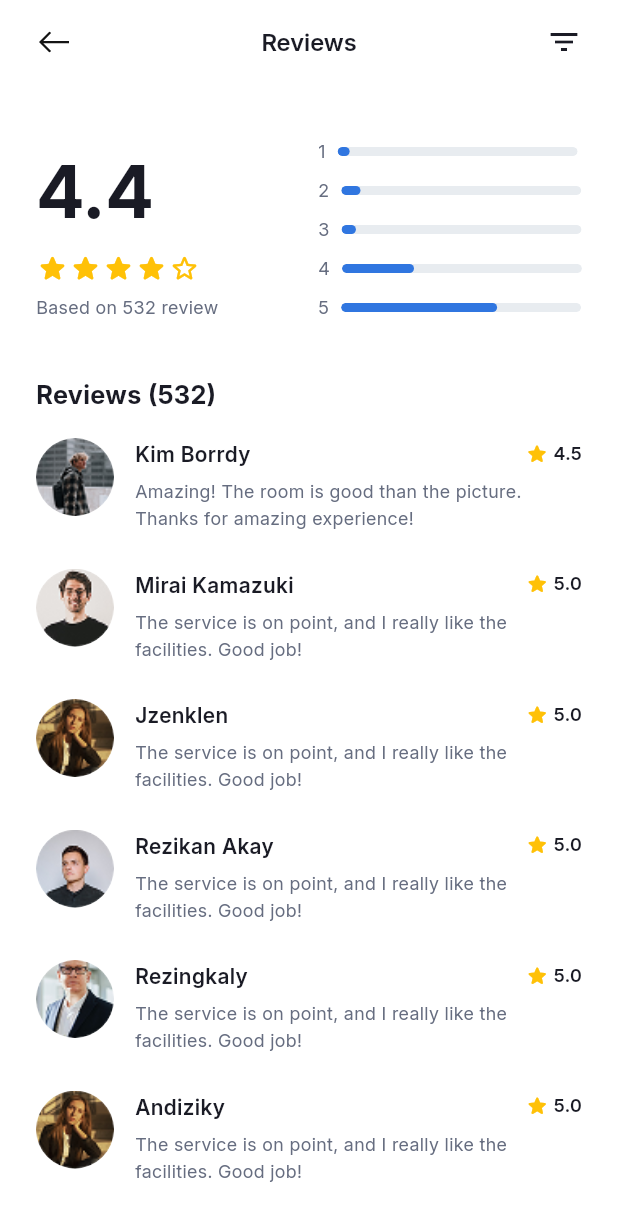
After one commit to sohaib-khalifa/grand_hotel, a Flutter app: the ReviewsScreen screen opened directly, on a phone screen of 412 x 824 dp. The commit adds this screen. Shown: the top 1221 px of the screen. Run offline on Flutter 3.47's test engine with Material 3 defaults, Android fonts, the phone set to English and light mode, and no system bars; our stand-ins replace calendar_date_picker2, flutter_svg.

Commit message:
feat(Reviews): add reviews screen with rating summary and dummy data
- Implement ReviewsScreen layout
- Add rating summary section with progress bars
- Display overall rating and total reviews
- Create ReviewModel and dummy review data
- Integrate ReviewCard list rendering
- Apply consistent styling with design system

```diff
--- a/lib/core/constants/app_images.dart
+++ b/lib/core/constants/app_images.dart
@@ -14,4 +14,9 @@ class AppImages {
   // Images
   static const String astonVillHotel = 'assets/images/aston-vill-hotel.png';
   static const String illustrationSvg = 'assets/images/illustration.svg';
+  static const String jzenklen = 'assets/images/jzenklen.png';
+  static const String kimBorrdy = 'assets/images/kim-borrdy.png';
+  static const String miraiKamazuki = 'assets/images/mirai-kamazuki.png';
+  static const String rezikanAkay = 'assets/images/rezikan-akay.png';
+  static const String rezingkaly = 'assets/images/rezingkaly.png';
 }
--- /dev/null
+++ b/lib/features/main_menu/data/review_model.dart
@@ -0,0 +1,55 @@
+import 'package:grand_hotel/core/constants/app_images.dart';
+
+class ReviewModel {
+  final String name;
+  final String imagePath;
+  final double rating;
+  final String comment;
+
+  const ReviewModel({
+    required this.name,
+    required this.imagePath,
+    required this.rating,
+    required this.comment,
+  });
+}
+
+// ── Dummy Data ──────────────────────────────────────────
+final List<ReviewModel> dummyReviews = [
+  ReviewModel(
+    name: 'Kim Borrdy',
+    imagePath: AppImages.kimBorrdy,
+    rating: 4.5,
+    comment: 'Amazing! The room is good than the picture. Thanks for amazing experience!',
+  ),
+  ReviewModel(
+    name: 'Mirai Kamazuki',
+    imagePath: AppImages.miraiKamazuki,
+    rating: 5.0,
+    comment: 'The service is on point, and I really like the facilities. Good job!',
+  ),
+  ReviewModel(
+    name: 'Jzenklen',
+    imagePath: AppImages.jzenklen,
+    rating: 5.0,
+    comment: 'The service is on point, and I really like the facilities. Good job!',
+  ),
+  ReviewModel(
+    name: 'Rezikan Akay',
+    imagePath: AppImages.rezikanAkay,
+    rating: 5.0,
+    comment: 'The service is on point, and I really like the facilities. Good job!',
+  ),
+  ReviewModel(
+    name: 'Rezingkaly',
+    imagePath: AppImages.rezingkaly,
+    rating: 5.0,
+    comment: 'The service is on point, and I really like the facilities. Good job!',
+  ),
+  ReviewModel(
+    name: 'Andiziky',
+    imagePath: AppImages.jzenklen,
+    rating: 5.0,
+    comment: 'The service is on point, and I really like the facilities. Good job!',
+  ),
+];
--- /dev/null
+++ b/lib/features/main_menu/screens/reviews_screen.dart
@@ -0,0 +1,193 @@
+import 'package:flutter/material.dart';
+
+import 'package:grand_hotel/core/constants/app_images.dart';
+// import 'package:grand_hotel/core/functions/navigation.dart';
+import 'package:grand_hotel/core/styles/app_color.dart';
+import 'package:grand_hotel/core/styles/app_text_style.dart';
+import 'package:grand_hotel/core/widgets/custom_svg_picture.dart';
+import 'package:grand_hotel/features/main_menu/data/review_model.dart';
+import 'package:grand_hotel/features/main_menu/widgets/review_card.dart';
+
+class ReviewsScreen extends StatelessWidget {
+  const ReviewsScreen({super.key});
+
+  static const double _overallRating = 4.4;
+  static const int _totalReviews = 532;
+  static const Map<int, double> _ratingBars = {
+    1: 0.05,
+    2: 0.08,
+    3: 0.06,
+    4: 0.30,
+    5: 0.65,
+  };
+
+  Widget _buildRatingBar(int star) {
+    return Padding(
+      padding: const EdgeInsets.symmetric(vertical: 4),
+      child: Row(
+        children: [
+          Text(
+            '$star',
+            style: AppTextStyles.interBodyXSmallRegular.copyWith(
+              color: AppColors.grey500,
+            ),
+          ),
+          const SizedBox(width: 8),
+          SizedBox(
+            width: 160,
+            height: 6,
+            child: ClipRRect(
+              borderRadius: BorderRadius.circular(4),
+              child: Container(
+                width: 160,
+                height: 6,
+                decoration: BoxDecoration(
+                  color: const Color(0xFFE8ECF0),
+                  borderRadius: BorderRadius.circular(20),
+                ),
+                child: FractionallySizedBox(
+                  alignment: Alignment.centerLeft,
+                  widthFactor: _ratingBars[star] ?? 0,
+                  child: Container(
+                    decoration: BoxDecoration(
+                      color: AppColors.primary600,
+                      borderRadius: BorderRadius.circular(20),
+                    ),
+                  ),
+                ),
+              ),
+              // child: LinearProgressIndicator(
+              //   value: _ratingBars[star] ?? 0,
+              //   backgroundColor: const Color(0xFFE8ECF0),
+              //   valueColor: AlwaysStoppedAnimation<Color>(AppColors.primary600),
+              // ),
+            ),
+          ),
+        ],
+      ),
+    );
+  }
+
+  @override
+  Widget build(BuildContext context) {
+    return Scaffold(
+      backgroundColor: AppColors.white,
+      appBar: AppBar(
+        surfaceTintColor: Colors.transparent,
+        backgroundColor: AppColors.white,
+        elevation: 0,
+        leadingWidth: 56,
+        centerTitle: true,
+        leading: Align(
+          alignment: Alignment.centerRight,
+          child: IconButton(
+            style: IconButton.styleFrom(
+              fixedSize: const Size(40, 40),
+              padding: EdgeInsets.zero,
+              tapTargetSize: MaterialTapTargetSize.shrinkWrap,
+            ),
+            onPressed: () {},
+            icon: CustomSvgPicture(
+              path: AppImages.customArrowBackSvg,
+              color: AppColors.black,
+              width: 20,
+              height: 14,
+            ),
+          ),
+        ),
+        title: Text(
+          'Reviews',
+          style: AppTextStyles.interBodyMediumSemibold.copyWith(
+            color: AppColors.grey800,
+          ),
+        ),
+        actions: [
+          IconButton(
+            onPressed: () {},
+            icon: const Icon(Icons.filter_list, color: AppColors.grey800),
+          ),
+          const SizedBox(width: 12),
+        ],
+      ),
+      body: SingleChildScrollView(
+        padding: const EdgeInsets.symmetric(horizontal: 24, vertical: 16),
+        child: Column(
+          crossAxisAlignment: CrossAxisAlignment.start,
+          children: [
+            const SizedBox(height: 16),
+
+            // ── Rating Summary ────────────────────────────
+            Row(
+              crossAxisAlignment: CrossAxisAlignment.center,
+              children: [
+                // Left
+                Column(
+                  crossAxisAlignment: CrossAxisAlignment.start,
+                  children: [
+                    Text(
+                      '$_overallRating',
+                      style: AppTextStyles.interBodyMediumSemibold.copyWith(
+                        color: AppColors.grey800,
+                        fontSize: 48,
+                        fontWeight: FontWeight.w800,
+                      ),
+                    ),
+                    const SizedBox(height: 4),
+                    Row(
+                      children: List.generate(
+                        5,
+                        (i) => Icon(
+                          i < _overallRating.floor()
+                              ? Icons.star_rounded
+                              : Icons.star_outline_rounded,
+                          size: 22,
+                          color: const Color(0xFFFFC107),
+                        ),
+                      ),
+                    ),
+                    const SizedBox(height: 6),
+                    Text(
+                      'Based on $_totalReviews review',
+                      style: AppTextStyles.interBodyXSmallRegular.copyWith(
+                        color: AppColors.grey500,
+                      ),
+                    ),
+                  ],
+                ),
+
+                const Spacer(),
+
+                // Right: rating bars
+                Column(
+                  crossAxisAlignment: CrossAxisAlignment.start,
+                  children: [1, 2, 3, 4, 5].map(_buildRatingBar).toList(),
+                ),
+              ],
+            ),
+
+            const SizedBox(height: 32),
+
+            // ── Reviews List ──────────────────────────────
+            Text(
+              'Reviews ($_totalReviews)',
+              style: AppTextStyles.interBodySmallSemibold.copyWith(
+                color: AppColors.grey800,
+                fontSize: 17,
+                fontWeight: FontWeight.w700,
+              ),
+            ),
+            const SizedBox(height: 16),
+
+            ListView.builder(
+              shrinkWrap: true,
+              physics: const NeverScrollableScrollPhysics(),
+              itemCount: dummyReviews.length,
+              itemBuilder: (context, index) =>
+                  ReviewCard(review: dummyReviews[index]),
+            ),
+          ],
+        ),
+      ),
+    );
+  }
+}
--- /dev/null
+++ b/lib/features/main_menu/widgets/review_card.dart
@@ -0,0 +1,75 @@
+import 'package:flutter/material.dart';
+import 'package:grand_hotel/core/styles/app_color.dart';
+import 'package:grand_hotel/core/styles/app_text_style.dart';
+import 'package:grand_hotel/features/main_menu/data/review_model.dart';
+
+class ReviewCard extends StatelessWidget {
+  const ReviewCard({super.key, required this.review});
+  final ReviewModel review;
+
+  @override
+  Widget build(BuildContext context) {
+    return Padding(
+      padding: const EdgeInsets.only(bottom: 24),
+      child: Row(
+        crossAxisAlignment: CrossAxisAlignment.start,
+        children: [
+          // Avatar
+          ClipOval(
+            child: Image.asset(
+              review.imagePath, // 👈 صورة الشخص هنا
+              width: 52,
+              height: 52,
+              fit: BoxFit.cover,
+            ),
+          ),
+          const SizedBox(width: 14),
+
+          // Content
+          Expanded(
+            child: Column(
+              crossAxisAlignment: CrossAxisAlignment.start,
+              children: [
+                Row(
+                  mainAxisAlignment: MainAxisAlignment.spaceBetween,
+                  children: [
+                    Text(
+                      review.name,
+                      style: AppTextStyles.interBodySmallSemibold.copyWith(
+                        color: AppColors.grey800,
+                      ),
+                    ),
+                    Row(
+                      children: [
+                        const Icon(
+                          Icons.star_rounded,
+                          size: 16,
+                          color: Color(0xFFFFC107),
+                        ),
+                        const SizedBox(width: 3),
+                        Text(
+                          review.rating.toStringAsFixed(1),
+                          style: AppTextStyles.interBodyXSmallSemibold.copyWith(
+                            color: AppColors.grey800,
+                          ),
+                        ),
+                      ],
+                    ),
+                  ],
+                ),
+                const SizedBox(height: 6),
+                Text(
+                  review.comment,
+                  style: AppTextStyles.interBodyXSmallRegular.copyWith(
+                    color: AppColors.grey500,
+                    height: 1.5,
+                  ),
+                ),
+              ],
+            ),
+          ),
+        ],
+      ),
+    );
+  }
+}
--- /dev/null
+++ b/lib/features/main_menu/widgets/star_row.dart
@@ -0,0 +1,25 @@
+import 'package:flutter/material.dart';
+
+class StarRow extends StatelessWidget {
+  const StarRow({super.key, required this.rating});
+  final double rating;
+
+  @override
+  Widget build(BuildContext context) {
+    return Row(
+      children: List.generate(5, (i) {
+        final filled = i < rating.floor();
+        final half = !filled && i < rating;
+        return Icon(
+          filled
+              ? Icons.star_rounded
+              : half
+              ? Icons.star_half_rounded
+              : Icons.star_outline_rounded,
+          size: 22,
+          color: const Color(0xFFFFC107),
+        );
+      }),
+    );
+  }
+}
```
Also changed, not shown: assets/images/jzenklen.png (added), assets/images/kim-borrdy.png (added), assets/images/mirai-kamazuki.png (added), assets/images/rezikan-akay.png (added), assets/images/rezingkaly.png (added).
